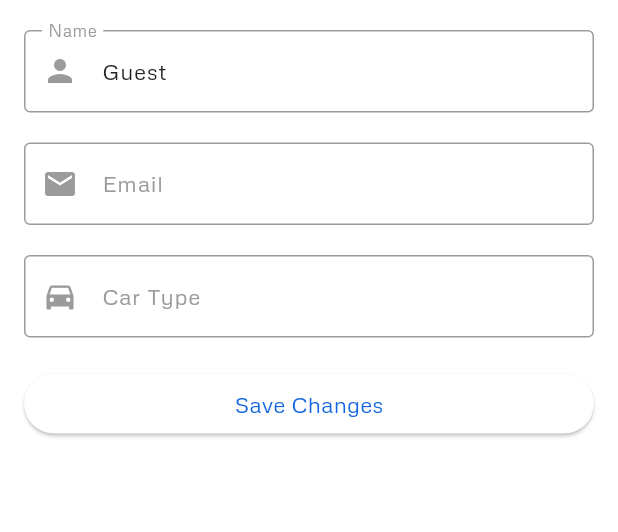
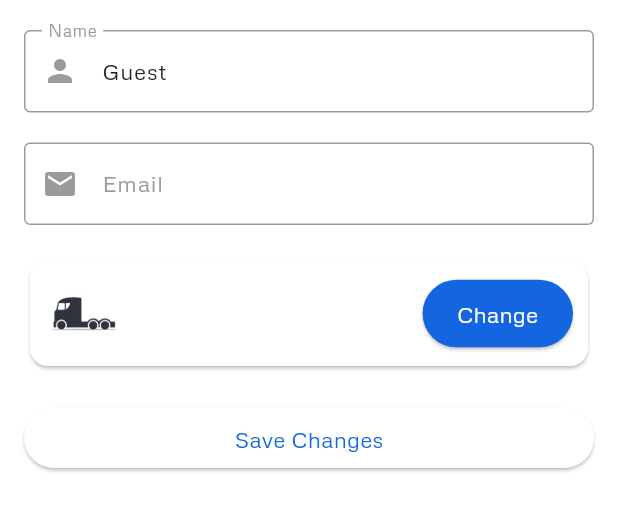
Before and after one commit to ahmedMetwaly/Carwash-app, a Flutter app: the EditProfileScreen screen opened directly, on a phone screen of 412 x 824 dp, the part 288-820 px from its top. Run offline on Flutter 3.47's test engine with Material 3 defaults, Android fonts, the phone set to English and light mode, and no system bars; our stand-ins replace cloud_firestore, dio, equatable, firebase_auth, firebase_core, firebase_storage and 12 more; missing offline and left inert: flutter_facebook_auth, flutter_stripe, gif_view, google_maps_place_picker_mb, progress_tracker; accounts and stored records are empty; network calls fail.

Commit message:
edit profile edit screen successfully and adding snackbar in progress tracker

```diff
--- a/lib/features/home/presentation/pages/profile_edit_screen.dart
+++ b/lib/features/home/presentation/pages/profile_edit_screen.dart
@@ -4,6 +4,8 @@ import 'package:carwashapp/features/auth/controller/auth_bloc/auth_bloc.dart';
 import 'package:carwashapp/features/auth/controller/user_bloc/user_bloc.dart';
 import 'package:carwashapp/features/auth/controller/user_bloc/user_event.dart';
 import 'package:carwashapp/features/auth/controller/user_bloc/user_state.dart';
+import 'package:carwashapp/features/home/presentation/pages/pick_car_screen.dart';
+import 'package:carwashapp/features/home/presentation/widgets/change_car_type.dart';
 import 'package:carwashapp/features/home/presentation/widgets/change_profile_pic.dart';
 import 'package:flutter/material.dart';
 import 'package:flutter_bloc/flutter_bloc.dart';
@@ -142,14 +144,23 @@ class _EditProfileScreenState extends State<EditProfileScreen> {
                   const SizedBox(height: 20),
 
                   // Car type field (if editable)
-                  TextFormField(
-                    controller: _carTypeController,
-                    decoration: const InputDecoration(
-                      labelText: "Car Type",
-                      border: OutlineInputBorder(),
-                      prefixIcon: Icon(Icons.directions_car),
-                    ),
-                  ),
+                  ChangeCarType(),
+                  // TextFormField(
+                  //   controller: _carTypeController,
+                  //   onTap: () {
+                  //     Navigator.push(
+                  //       context,
+                  //       MaterialPageRoute(
+                  //         builder: (context) => const PickCarScreen(),
+                  //       ),
+                  //     );
+                  //   },
+                  //   decoration: const InputDecoration(
+                  //     labelText: "Car Type",
+                  //     border: OutlineInputBorder(),
+                  //     prefixIcon: Icon(Icons.directions_car),
+                  //   ),
+                  // ),
                   const SizedBox(height: 20),
 
                   // Save button
@@ -161,6 +172,8 @@ class _EditProfileScreenState extends State<EditProfileScreen> {
 
                         AuthenticationBloc.user.name = _nameController.text;
                         context.read<UserBloc>().add(ChangeProfileEvent());
+                        // context.read<UserBloc>().add(ChangeCarTypeEvent());
+
 
                         // Call your API or update logic here
 
--- a/lib/features/progress/checkout/check_out_screen.dart
+++ b/lib/features/progress/checkout/check_out_screen.dart
@@ -158,6 +158,9 @@ class CheckOutScreen extends StatelessWidget {
                         PaymentManager.makePayment(int.parse(price), "EGP")
                             .then((val) {
                           context.read<UserBloc>().add(BookAppointementEvent());
+                          ScaffoldMessenger.of(context).showSnackBar(
+                          const SnackBar(content: Text('Booked Successfully')),
+                        );
                           Navigator.pushReplacement(
                             context,
                             MaterialPageRoute(
@@ -167,6 +170,9 @@ class CheckOutScreen extends StatelessWidget {
                         });
                       } else {
                         context.read<UserBloc>().add(BookAppointementEvent());
+                        ScaffoldMessenger.of(context).showSnackBar(
+                          const SnackBar(content: Text('Booked Successfully')),
+                        );
                         Navigator.pushReplacement(
                             context,
                             MaterialPageRoute(
```
